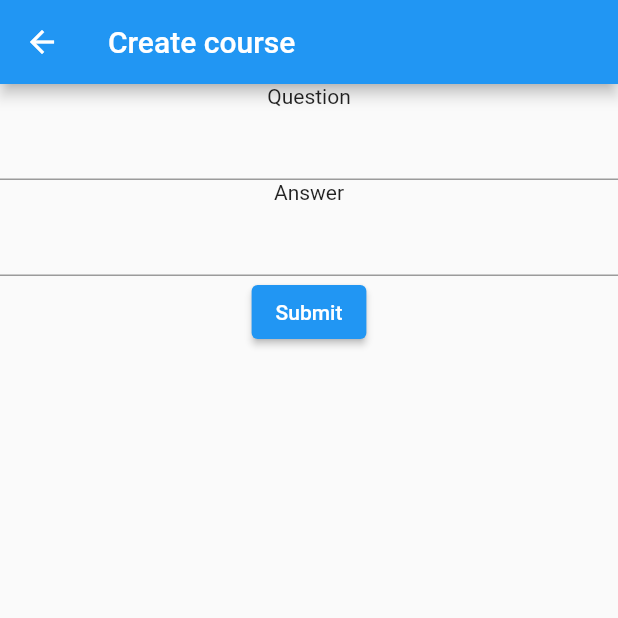
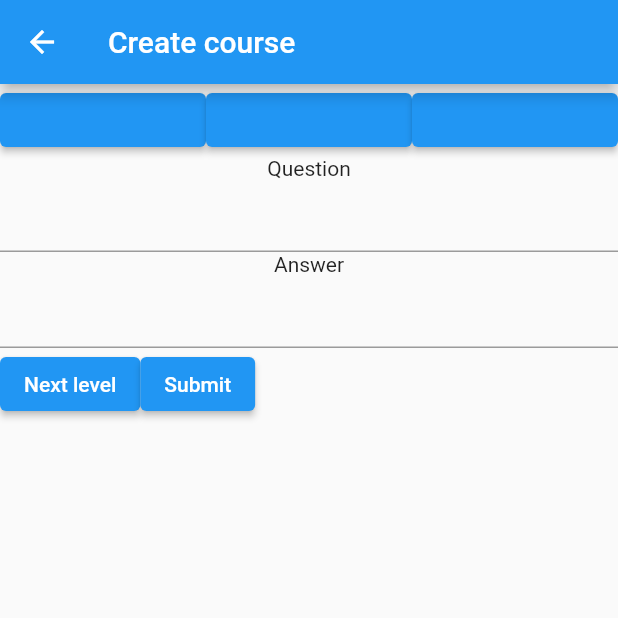
Before and after one commit to Voklen/Polybility, a Flutter app: the screen it shows after launch, after a tap on the "add" icon, on a phone screen of 412 x 824 dp, the top half of it. Run offline on Flutter 3.47's test engine with Material 2 defaults, Android fonts, the phone set to English and light mode, and no system bars; missing offline and left inert: toml.

Commit message:
Create expandable button row

```diff
--- a/lib/create_level.dart
+++ b/lib/create_level.dart
@@ -18,18 +18,41 @@ class CreateLevel extends StatelessWidget {
       ),
       body: Column(
         children: [
+          Row(
+            children: [
+              Expanded(
+                child: ElevatedButton(onPressed: () {}, child: const Text('')),
+              ),
+              Expanded(
+                child: ElevatedButton(onPressed: () {}, child: const Text('')),
+              ),
+              Expanded(
+                child: ElevatedButton(onPressed: () {}, child: const Text('')),
+              ),
+            ],
+          ),
           const Text('Question'),
           TextField(controller: promptController),
           const Text('Answer'),
           TextField(controller: answerController),
-          ElevatedButton(
-            onPressed: () => _submit(context),
-            child: const Text('Submit'),
+          Row(
+            children: [
+              ElevatedButton(
+                onPressed: () => _nextLevel(context),
+                child: const Text('Next level'),
+              ),
+              ElevatedButton(
+                onPressed: () => _submit(context),
+                child: const Text('Submit'),
+              ),
+            ],
           )
         ],
       ),
     );
   }
+
+  void _nextLevel(BuildContext context) {}
 
   void _submit(BuildContext context) {
     final prompt = promptController.text;
```
